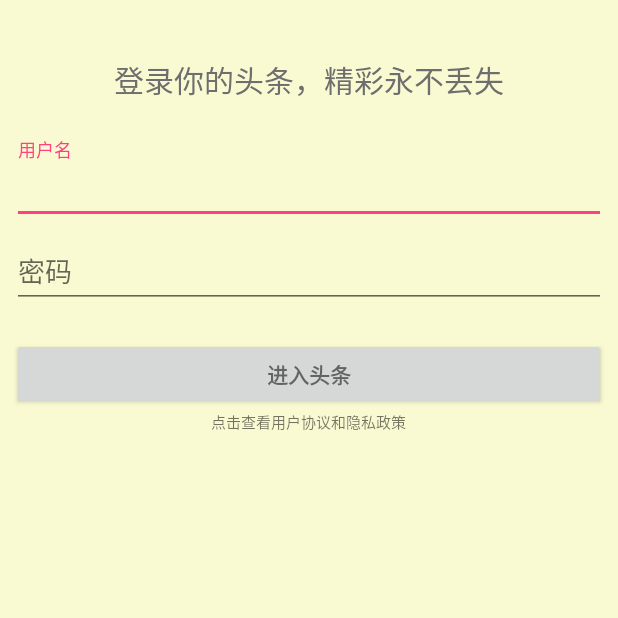
After one commit to FoxyWinner/TodaysHeadlineTraining, an Android app: the LoginActivity screen opened directly, with no data from a screen before it, on a phone screen of 412 x 824 dp, the top half of it. The commit adds this screen. Run offline under Robolectric (Android 15) with nearby library versions, the phone set to English and light mode, and no system bars; 2 statements that could not run were skipped.

Commit message:
新增加了loginActivity.

```diff
--- a/app/src/main/AndroidManifest.xml
+++ b/app/src/main/AndroidManifest.xml
@@ -29,6 +29,8 @@
 
         <activity android:name=".activities.NewsDetailActivity">
         </activity>
+        <activity android:name=".activities.LoginActivity">
+        </activity>
     </application>
 
 </manifest>
--- /dev/null
+++ b/app/src/main/java/com/cool/todayheadline/activities/LoginActivity.java
@@ -0,0 +1,353 @@
+package com.cool.todayheadline.activities;
+
+import android.animation.Animator;
+import android.animation.AnimatorListenerAdapter;
+import android.annotation.TargetApi;
+import android.app.LoaderManager.LoaderCallbacks;
+import android.content.CursorLoader;
+import android.content.Loader;
+import android.content.pm.PackageManager;
+import android.database.Cursor;
+import android.net.Uri;
+import android.os.AsyncTask;
+import android.os.Build;
+import android.os.Bundle;
+import android.provider.ContactsContract;
+import android.support.annotation.NonNull;
+import android.support.design.widget.Snackbar;
+import android.support.v7.app.ActionBar;
+import android.support.v7.app.AppCompatActivity;
+import android.text.TextUtils;
+import android.view.KeyEvent;
+import android.view.View;
+import android.view.View.OnClickListener;
+import android.view.inputmethod.EditorInfo;
+import android.widget.ArrayAdapter;
+import android.widget.AutoCompleteTextView;
+import android.widget.Button;
+import android.widget.EditText;
+import android.widget.TextView;
+
+import com.cool.todayheadline.R;
+
+import java.util.ArrayList;
+import java.util.List;
+
+import static android.Manifest.permission.READ_CONTACTS;
+
+/**
+ * A login screen that offers login via email/password.
+ */
+public class LoginActivity extends AppCompatActivity implements LoaderCallbacks<Cursor> {
+
+    /**
+     * Id to identity READ_CONTACTS permission request.
+     */
+    private static final int REQUEST_READ_CONTACTS = 0;
+
+    /**
+     * A dummy authentication store containing known user names and passwords.
+     * TODO: remove after connecting to a real authentication system.
+     */
+    private static final String[] DUMMY_CREDENTIALS = new String[]{
+            "foo@example.com:hello", "bar@example.com:world"
+    };
+    /**
+     * Keep track of the login task to ensure we can cancel it if requested.
+     */
+    private UserLoginTask mAuthTask = null;
+
+    // UI references.
+    private AutoCompleteTextView mEmailView;
+    private EditText mPasswordView;
+    private View mProgressView;
+    private View mLoginFormView;
+
+    @Override
+    protected void onCreate(Bundle savedInstanceState) {
+        super.onCreate(savedInstanceState);
+        setContentView(R.layout.activity_login);
+        // Set up the login form.
+        mEmailView = (AutoCompleteTextView) findViewById(R.id.email);
+        populateAutoComplete();
+        ActionBar actionBar=getSupportActionBar();
+        if(actionBar!=null){
+            actionBar.hide();
+        }
+        mPasswordView = (EditText) findViewById(R.id.password);
+        mPasswordView.setOnEditorActionListener(new TextView.OnEditorActionListener() {
+            @Override
+            public boolean onEditorAction(TextView textView, int id, KeyEvent keyEvent) {
+                if (id == EditorInfo.IME_ACTION_DONE || id == EditorInfo.IME_NULL) {
+                    attemptLogin();
+                    return true;
+                }
+                return false;
+            }
+        });
+
+        Button mEmailSignInButton = (Button) findViewById(R.id.email_sign_in_button);
+        mEmailSignInButton.setOnClickListener(new OnClickListener() {
+            @Override
+            public void onClick(View view) {
+                attemptLogin();
+            }
+        });
+
+        mLoginFormView = findViewById(R.id.login_form);
+        mProgressView = findViewById(R.id.login_progress);
+    }
+
+    private void populateAutoComplete() {
+        if (!mayRequestContacts()) {
+            return;
+        }
+
+        getLoaderManager().initLoader(0, null, this);
+    }
+
+    private boolean mayRequestContacts() {
+        if (Build.VERSION.SDK_INT < Build.VERSION_CODES.M) {
+            return true;
+        }
+        if (checkSelfPermission(READ_CONTACTS) == PackageManager.PERMISSION_GRANTED) {
+            return true;
+        }
+        if (shouldShowRequestPermissionRationale(READ_CONTACTS)) {
+            Snackbar.make(mEmailView, R.string.permission_rationale, Snackbar.LENGTH_INDEFINITE)
+                    .setAction(android.R.string.ok, new View.OnClickListener() {
+                        @Override
+                        @TargetApi(Build.VERSION_CODES.M)
+                        public void onClick(View v) {
+                            requestPermissions(new String[]{READ_CONTACTS}, REQUEST_READ_CONTACTS);
+                        }
+                    });
+        } else {
+            requestPermissions(new String[]{READ_CONTACTS}, REQUEST_READ_CONTACTS);
+        }
+        return false;
+    }
+
+    /**
+     * Callback received when a permissions request has been completed.
+     */
+    @Override
+    public void onRequestPermissionsResult(int requestCode, @NonNull String[] permissions,
+                                           @NonNull int[] grantResults) {
+        if (requestCode == REQUEST_READ_CONTACTS) {
+            if (grantResults.length == 1 && grantResults[0] == PackageManager.PERMISSION_GRANTED) {
+                populateAutoComplete();
+            }
+        }
+    }
+
+
+    /**
+     * Attempts to sign in or register the account specified by the login form.
+     * If there are form errors (invalid email, missing fields, etc.), the
+     * errors are presented and no actual login attempt is made.
+     */
+    private void attemptLogin() {
+        if (mAuthTask != null) {
+            return;
+        }
+
+        // Reset errors.
+        mEmailView.setError(null);
+        mPasswordView.setError(null);
+
+        // Store values at the time of the login attempt.
+        String email = mEmailView.getText().toString();
+        String password = mPasswordView.getText().toString();
+
+        boolean cancel = false;
+        View focusView = null;
+
+        // Check for a valid password, if the user entered one.
+        if (!TextUtils.isEmpty(password) && !isPasswordValid(password)) {
+            mPasswordView.setError(getString(R.string.error_invalid_password));
+            focusView = mPasswordView;
+            cancel = true;
+        }
+
+        // Check for a valid email address.
+        if (TextUtils.isEmpty(email)) {
+            mEmailView.setError(getString(R.string.error_field_required));
+            focusView = mEmailView;
+            cancel = true;
+        } else if (!isEmailValid(email)) {
+            mEmailView.setError(getString(R.string.error_invalid_email));
+            focusView = mEmailView;
+            cancel = true;
+        }
+
+        if (cancel) {
+            // There was an error; don't attempt login and focus the first
+            // form field with an error.
+            focusView.requestFocus();
+        } else {
+            // Show a progress spinner, and kick off a background task to
+            // perform the user login attempt.
+            showProgress(true);
+            mAuthTask = new UserLoginTask(email, password);
+            mAuthTask.execute((Void) null);
+        }
+    }
+
+    private boolean isEmailValid(String email) {
+        //TODO: Replace this with your own logic
+        return email.contains("@");
+    }
+
+    private boolean isPasswordValid(String password) {
+        //TODO: Replace this with your own logic
+        return password.length() > 4;
+    }
+
+    /**
+     * Shows the progress UI and hides the login form.
+     */
+    @TargetApi(Build.VERSION_CODES.HONEYCOMB_MR2)
+    private void showProgress(final boolean show) {
+        // On Honeycomb MR2 we have the ViewPropertyAnimator APIs, which allow
+        // for very easy animations. If available, use these APIs to fade-in
+        // the progress spinner.
+        if (Build.VERSION.SDK_INT >= Build.VERSION_CODES.HONEYCOMB_MR2) {
+            int shortAnimTime = getResources().getInteger(android.R.integer.config_shortAnimTime);
+
+            mLoginFormView.setVisibility(show ? View.GONE : View.VISIBLE);
+            mLoginFormView.animate().setDuration(shortAnimTime).alpha(
+                    show ? 0 : 1).setListener(new AnimatorListenerAdapter() {
+                @Override
+                public void onAnimationEnd(Animator animation) {
+                    mLoginFormView.setVisibility(show ? View.GONE : View.VISIBLE);
+                }
+            });
+
+            mProgressView.setVisibility(show ? View.VISIBLE : View.GONE);
+            mProgressView.animate().setDuration(shortAnimTime).alpha(
+                    show ? 1 : 0).setListener(new AnimatorListenerAdapter() {
+                @Override
+                public void onAnimationEnd(Animator animation) {
+                    mProgressView.setVisibility(show ? View.VISIBLE : View.GONE);
+                }
+            });
+        } else {
+            // The ViewPropertyAnimator APIs are not available, so simply show
+            // and hide the relevant UI components.
+            mProgressView.setVisibility(show ? View.VISIBLE : View.GONE);
+            mLoginFormView.setVisibility(show ? View.GONE : View.VISIBLE);
+        }
+    }
+
+    @Override
+    public Loader<Cursor> onCreateLoader(int i, Bundle bundle) {
+        return new CursorLoader(this,
+                // Retrieve data rows for the device user's 'profile' contact.
+                Uri.withAppendedPath(ContactsContract.Profile.CONTENT_URI,
+                        ContactsContract.Contacts.Data.CONTENT_DIRECTORY), ProfileQuery.PROJECTION,
+
+                // Select only email addresses.
+                ContactsContract.Contacts.Data.MIMETYPE +
+                        " = ?", new String[]{ContactsContract.CommonDataKinds.Email
+                .CONTENT_ITEM_TYPE},
+
+                // Show primary email addresses first. Note that there won't be
+                // a primary email address if the user hasn't specified one.
+                ContactsContract.Contacts.Data.IS_PRIMARY + " DESC");
+    }
+
+    @Override
+    public void onLoadFinished(Loader<Cursor> cursorLoader, Cursor cursor) {
+        List<String> emails = new ArrayList<>();
+        cursor.moveToFirst();
+        while (!cursor.isAfterLast()) {
+            emails.add(cursor.getString(ProfileQuery.ADDRESS));
+            cursor.moveToNext();
+        }
+
+        addEmailsToAutoComplete(emails);
+    }
+
+    @Override
+    public void onLoaderReset(Loader<Cursor> cursorLoader) {
+
+    }
+
+    private void addEmailsToAutoComplete(List<String> emailAddressCollection) {
+        //Create adapter to tell the AutoCompleteTextView what to show in its dropdown list.
+        ArrayAdapter<String> adapter =
+                new ArrayAdapter<>(LoginActivity.this,
+                        android.R.layout.simple_dropdown_item_1line, emailAddressCollection);
+
+        mEmailView.setAdapter(adapter);
+    }
+
+
+    private interface ProfileQuery {
+        String[] PROJECTION = {
+                ContactsContract.CommonDataKinds.Email.ADDRESS,
+                ContactsContract.CommonDataKinds.Email.IS_PRIMARY,
+        };
+
+        int ADDRESS = 0;
+        int IS_PRIMARY = 1;
+    }
+
+    /**
+     * Represents an asynchronous login/registration task used to authenticate
+     * the user.
+     */
+    public class UserLoginTask extends AsyncTask<Void, Void, Boolean> {
+
+        private final String mEmail;
+        private final String mPassword;
+
+        UserLoginTask(String email, String password) {
+            mEmail = email;
+            mPassword = password;
+        }
+
+        @Override
+        protected Boolean doInBackground(Void... params) {
+            // TODO: attempt authentication against a network service.
+
+            try {
+                // Simulate network access.
+                Thread.sleep(2000);
+            } catch (InterruptedException e) {
+                return false;
+            }
+
+            for (String credential : DUMMY_CREDENTIALS) {
+                String[] pieces = credential.split(":");
+                if (pieces[0].equals(mEmail)) {
+                    // Account exists, return true if the password matches.
+                    return pieces[1].equals(mPassword);
+                }
+            }
+
+            // TODO: register the new account here.
+            return true;
+        }
+
+        @Override
+        protected void onPostExecute(final Boolean success) {
+            mAuthTask = null;
+            showProgress(false);
+
+            if (success) {
+                finish();
+            } else {
+                mPasswordView.setError(getString(R.string.error_incorrect_password));
+                mPasswordView.requestFocus();
+            }
+        }
+
+        @Override
+        protected void onCancelled() {
+            mAuthTask = null;
+            showProgress(false);
+        }
+    }
+}
--- /dev/null
+++ b/app/src/main/res/layout/activity_login.xml
@@ -0,0 +1,95 @@
+<?xml version="1.0" encoding="utf-8"?>
+<LinearLayout xmlns:android="http://schemas.android.com/apk/res/android"
+    xmlns:tools="http://schemas.android.com/tools"
+    android:layout_width="match_parent"
+    android:layout_height="match_parent"
+    android:gravity="center_horizontal"
+    android:orientation="vertical"
+    android:paddingBottom="@dimen/activity_vertical_margin"
+    android:paddingLeft="@dimen/activity_horizontal_margin"
+    android:paddingRight="@dimen/activity_horizontal_margin"
+    android:paddingTop="@dimen/activity_vertical_margin"
+    android:background="#FAFAD2"
+    tools:context=".activities.LoginActivity">
+
+    <!-- Login progress -->
+    <ProgressBar
+        android:id="@+id/login_progress"
+        style="?android:attr/progressBarStyleLarge"
+        android:layout_width="wrap_content"
+        android:layout_height="wrap_content"
+        android:layout_marginBottom="8dp"
+        android:visibility="gone" />
+
+    <ScrollView
+        android:id="@+id/login_form"
+        android:layout_width="match_parent"
+        android:layout_height="match_parent">
+
+        <LinearLayout
+            android:id="@+id/email_login_form"
+            android:layout_width="match_parent"
+            android:layout_height="wrap_content"
+            android:orientation="vertical">
+
+
+            <TextView
+                android:textColor="#6E6E6E"
+                android:layout_marginBottom="25dp"
+                android:layout_marginTop="30dp"
+                android:textSize="20sp"
+                android:layout_gravity="center_horizontal"
+                android:text="登录你的头条，精彩永不丢失"
+                android:layout_width="wrap_content"
+                android:layout_height="wrap_content" />
+            <android.support.design.widget.TextInputLayout
+                android:layout_width="match_parent"
+                android:layout_height="wrap_content">
+
+                <AutoCompleteTextView
+                    android:id="@+id/email"
+                    android:layout_width="match_parent"
+                    android:layout_height="wrap_content"
+                    android:hint="@string/prompt_email"
+                    android:inputType="textEmailAddress"
+                    android:maxLines="1"
+                    android:singleLine="true" />
+
+            </android.support.design.widget.TextInputLayout>
+
+            <android.support.design.widget.TextInputLayout
+                android:layout_width="match_parent"
+                android:layout_height="wrap_content">
+
+                <EditText
+                    android:id="@+id/password"
+                    android:layout_width="match_parent"
+                    android:layout_height="wrap_content"
+                    android:hint="@string/prompt_password"
+                    android:imeActionId="6"
+                    android:imeActionLabel="@string/action_sign_in_short"
+                    android:imeOptions="actionUnspecified"
+                    android:inputType="textPassword"
+                    android:maxLines="1"
+                    android:singleLine="true" />
+
+            </android.support.design.widget.TextInputLayout>
+
+            <Button
+                android:id="@+id/email_sign_in_button"
+                style="?android:textAppearanceSmall"
+                android:layout_width="match_parent"
+                android:layout_height="wrap_content"
+                android:layout_marginTop="20dp"
+                android:text="@string/action_sign_in"
+                android:textStyle="bold" />
+
+            <TextView
+                android:textSize="10dp"
+                android:layout_gravity="center_horizontal"
+                android:text="@string/login_1"
+                android:layout_width="wrap_content"
+                android:layout_height="wrap_content" />
+        </LinearLayout>
+    </ScrollView>
+</LinearLayout>
--- a/app/src/main/res/layout/fragment_settings.xml
+++ b/app/src/main/res/layout/fragment_settings.xml
@@ -6,6 +6,7 @@
               android:paddingTop="20dp" >
 
     <RelativeLayout
+
         android:id="@+id/re_myinfo"
         android:layout_width="match_parent"
         android:layout_height="80dp"
--- a/app/src/main/res/values/strings.xml
+++ b/app/src/main/res/values/strings.xml
@@ -22,4 +22,19 @@
 
     <!-- TODO: Remove or change this placeholder text -->
     <string name="hello_blank_fragment">Hello blank fragment</string>
+    <string name="title_activity_login">登录</string>
+
+    <!-- Strings related to login -->
+    <string name="prompt_email">用户名</string>
+    <string name="login_1">点击查看用户协议和隐私政策</string>
+    <string name="prompt_password">密码</string>
+    <string name="action_sign_in">进入头条</string>
+    <string name="action_sign_in_short">Sign in</string>
+    <string name="error_invalid_email">This email address is invalid</string>
+    <string name="error_invalid_password">This password is too short</string>
+    <string name="error_incorrect_password">This password is incorrect</string>
+    <string name="error_field_required">This field is required</string>
+    <string name="permission_rationale">"Contacts permissions are needed for providing email
+        completions."
+    </string>
 </resources>
```
Also changed, not shown: app/src/main/java/com/cool/todayheadline/fragments/SettingsFragment.java (+21 -1 lines).
